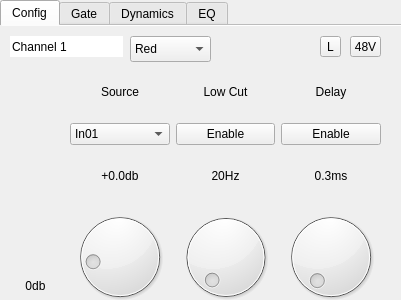
First picture: the form in x32-controller/assets/ui/edit-window.ui, repository ParalaxDev/computer-science-project, before the edit.
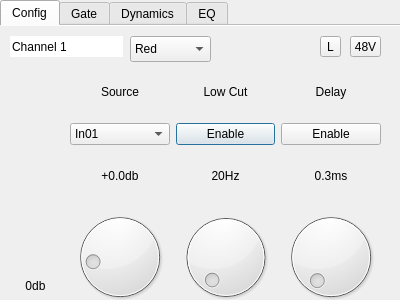
Second picture: the form after the edit. The open tabs and pages were chosen to show the change.

Diff of the .ui file:
```diff
--- a/x32-controller/assets/ui/edit-window.ui
+++ b/x32-controller/assets/ui/edit-window.ui
@@ -1,12 +1,12 @@
 <?xml version="1.0" encoding="UTF-8"?>
 <ui version="4.0">
- <class>Form</class>
- <widget class="QWidget" name="Form">
+ <class>Dialog</class>
+ <widget class="QDialog" name="Dialog">
   <property name="geometry">
    <rect>
     <x>0</x>
     <y>0</y>
-    <width>401</width>
+    <width>400</width>
     <height>300</height>
    </rect>
   </property>
```
Left out of the diff: 4 changed lines with no effect on the pictures.
